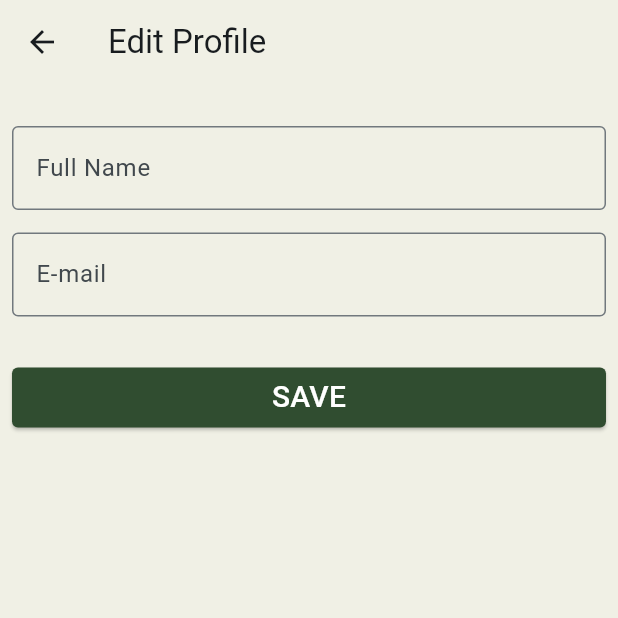
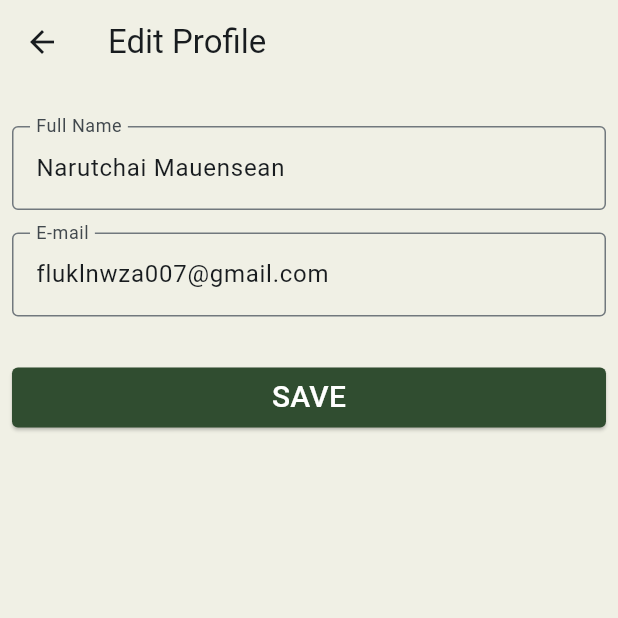
Before and after one commit to Narutchai01/Plant-Diseases-Detec-application, a Flutter app: the screen it shows after launch, after a tap on "SAVE", on a phone screen of 412 x 824 dp, the top half of it. Run offline on Flutter 3.47's test engine with Material 3 defaults, Android fonts, the phone set to English and light mode, and no system bars.

Commit message:
update edit
ทำให้มี ชื่อแอคเค้าเดิมที่ตั้งไว้ก่อนจะเปลี่ยน

```diff
--- a/lib/screen/edit.dart
+++ b/lib/screen/edit.dart
@@ -8,6 +8,9 @@ class Editscreen extends StatefulWidget {
 }
 
 class _EditscreenState extends State<Editscreen> {
+  String fullName = 'Narutchai Mauensean'; // กำหนดชื่อเริ่มต้น
+  String email = 'fluklnwza007@gmail.com'; // กำหนดอีเมล์เริ่มต้น
+
   @override
   Widget build(BuildContext context) {
     return Scaffold(
@@ -36,8 +39,11 @@ class _EditscreenState extends State<Editscreen> {
                 Align(
                   alignment: Alignment.center,
                   child: TextFormField(
+                    initialValue: fullName, // กำหนดค่าเริ่มต้น
+                    onChanged: (value) {
+                      fullName = value; // รับค่าที่แก้ไข
+                    },
                     decoration: InputDecoration(
-                      hintText: 'Full Name',
                       labelText: 'Full Name',
                       border: OutlineInputBorder(),
                     ),
@@ -47,9 +53,11 @@ class _EditscreenState extends State<Editscreen> {
                 Align(
                   alignment: Alignment.center,
                   child: TextFormField(
-                    obscureText: true,
+                    initialValue: email, // กำหนดค่าเริ่มต้น
+                    onChanged: (value) {
+                      email = value; // รับค่าที่แก้ไข
+                    },
                     decoration: InputDecoration(
-                      hintText: 'E-mail',
                       labelText: 'E-mail',
                       border: OutlineInputBorder(),
                     ),
@@ -74,7 +82,13 @@ class _EditscreenState extends State<Editscreen> {
                           color: Color.fromRGBO(255, 255, 255, 1),
                         ),
                       ),
-                      onPressed: () {},
+                      onPressed: () {
+                        setState(() {
+                          // เมื่อกดปุ่ม SAVE ให้ setState เพื่อให้แสดงชื่อและอีเมล์ด้านบน
+                          fullName = 'Full Name: $fullName';
+                          email = 'E-mail: $email';
+                        });
+                      },
                     ),
                   ),
                 ),
```
